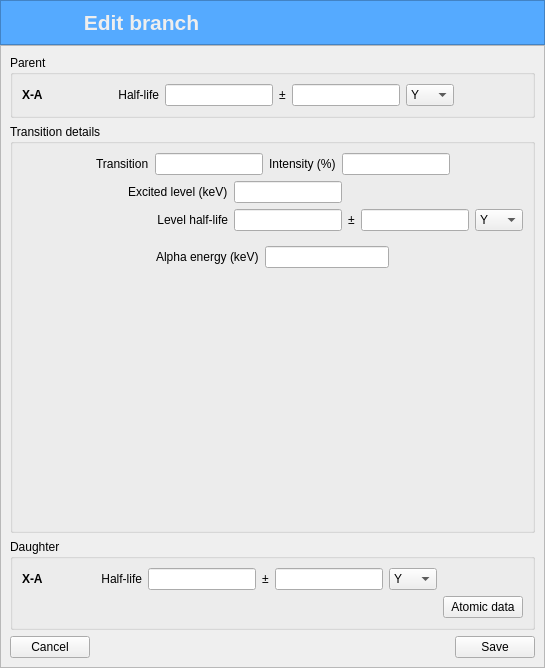
First picture: the form in UI/DEC/editbranchdialog.ui, repository ziemastz/DES_v2, before the edit.
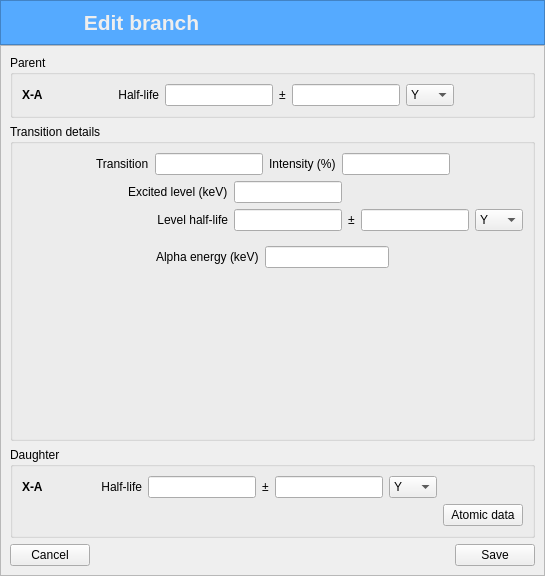
Second picture: the form after the edit. Icons and pictures are not drawn.

```diff
--- a/UI/DEC/editbranchdialog.ui
+++ b/UI/DEC/editbranchdialog.ui
@@ -7,7 +7,7 @@
     <x>0</x>
     <y>0</y>
     <width>545</width>
-    <height>668</height>
+    <height>576</height>
    </rect>
   </property>
   <property name="windowTitle">
```
